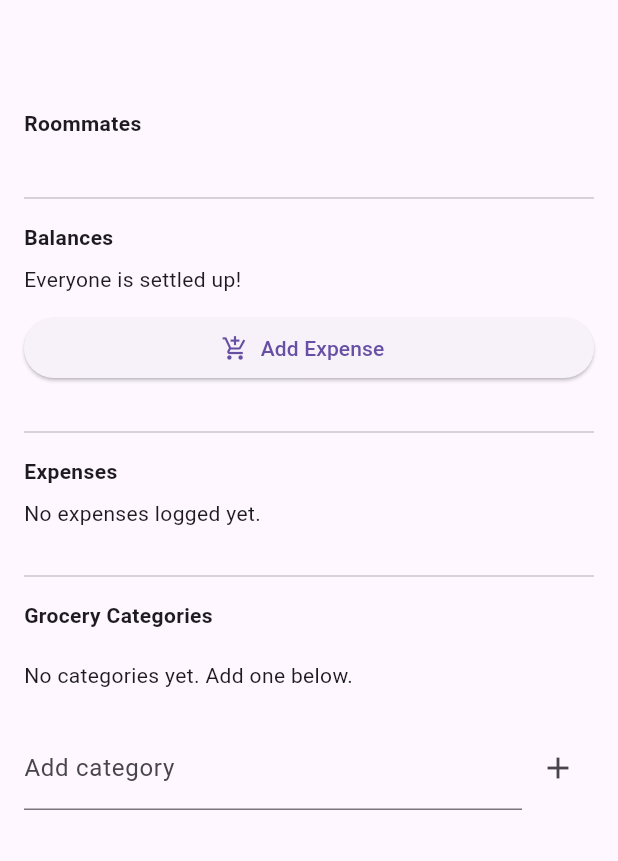
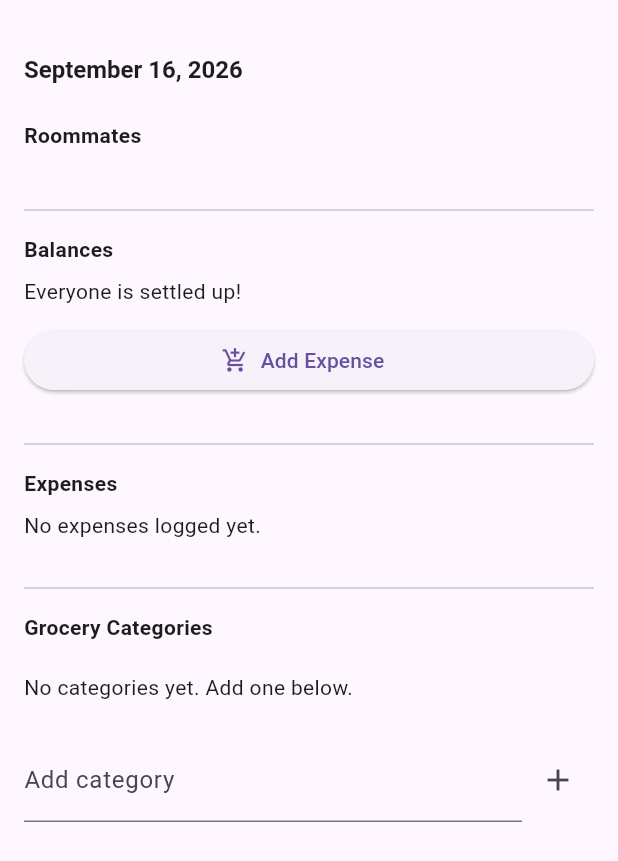
Before and after one commit to KasenS1230/CSC-4330---Project-3, a Flutter app: the DashboardScreen screen opened directly with empty values, on a phone screen of 412 x 824 dp. Shown: the top 861 px of the screen. Run offline on Flutter 3.47's test engine with Material 3 defaults, Android fonts, the phone set to English and light mode, and no system bars.

Commit message:
Added current date to dashboard screen.

```diff
--- a/lib/screens/dashboard_screen.dart
+++ b/lib/screens/dashboard_screen.dart
@@ -126,13 +126,35 @@ class _DashboardScreenState extends State<DashboardScreen> {
         .firstWhere((r) => r.id == id, orElse: () => Roommate(id: '', name: 'Unassigned'))
         .name;
   }
+  static const _months = [
+    'January', 'February', 'March', 'April', 'May', 'June',
+    'July', 'August', 'September', 'October', 'November', 'December',
+  ];
+
+  String _formattedToday() {
+    final now = DateTime.now();
+    return '${_months[now.month - 1]} ${now.day}, ${now.year}';
+  }
 
   @override
   Widget build(BuildContext context) {
     final group = widget.group;
 
     return Scaffold(
-      appBar: AppBar(title: Text(group.name)),
+      appBar: AppBar(
+        toolbarHeight: 64,
+        title: Column(
+          mainAxisAlignment: MainAxisAlignment.center,
+          crossAxisAlignment: CrossAxisAlignment.center,
+          children: [
+            Text(group.name),
+            Text(
+              _formattedToday(),
+              style: const TextStyle(fontSize: 16, fontWeight: FontWeight.bold),
+            ),
+          ],
+        ),
+      ),
       body: ListView(
         padding: const EdgeInsets.all(16),
         children: [
```
